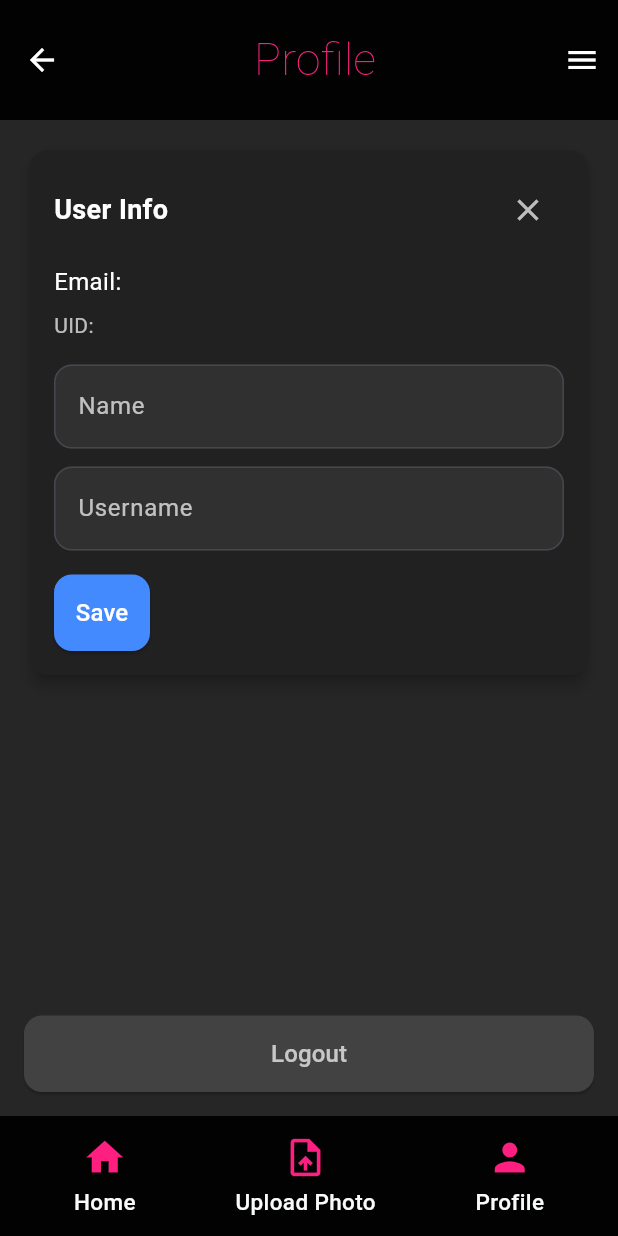
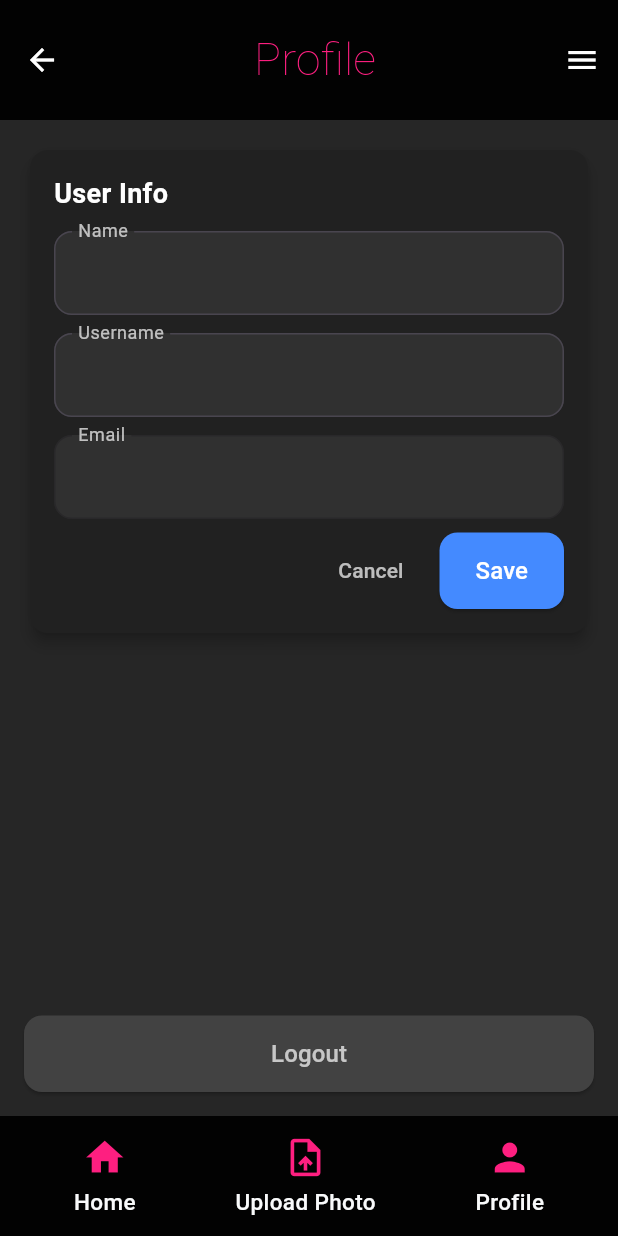
Before and after one commit to bruno1030/travelapp_frontend, a Flutter app: the ProfileScreen screen opened directly, item 3 of the bottom bar chosen, after a tap on the "edit" icon, on a phone screen of 412 x 824 dp. Run offline on Flutter 3.47's test engine with Material 3 defaults, Android fonts, the phone set to English and light mode, and no system bars; our stand-ins replace firebase_auth, firebase_core, geolocator, image_picker, shared_preferences; accounts and stored records are empty; generated files the repository leaves out were written again; network calls fail.

Commit message:
improve style in profile screen

```diff
--- a/lib/controllers/auth_controller.dart
+++ b/lib/controllers/auth_controller.dart
@@ -9,6 +9,9 @@ import 'package:travelapp_frontend/services/google_signin_service.dart';
 class AuthController with ChangeNotifier {
   final FirebaseAuth _auth = FirebaseAuth.instance;
   User? currentUser;
+
+  String? backendName;
+  String? backendUsername;
 
   bool get isLoggedIn => currentUser != null;
 
@@ -274,4 +277,15 @@ class AuthController with ChangeNotifier {
     }
   }
 
+  /// Novo método: busca do backend e atualiza os campos name e username
+  Future<void> fetchAndSetUserData() async {
+    final data = await getCurrentUserFromBackend();
+    if (data != null) {
+      backendName = data['name'] as String?;
+      backendUsername = data['username'] as String?;
+      debugPrint('Fetched user data: name=$backendName, username=$backendUsername');
+      notifyListeners();
+    }
+  }
+
 }
--- a/lib/screens/profile_screen.dart
+++ b/lib/screens/profile_screen.dart
@@ -16,25 +16,63 @@ class ProfileScreen extends StatefulWidget {
 class _ProfileScreenState extends State<ProfileScreen> {
   late TextEditingController _usernameController;
   late TextEditingController _nameController;
+  late TextEditingController _emailController;
   bool _isEditing = false;
+  bool _isLoading = true;
+
+  // Para restaurar valores originais se cancelar
+  String _originalName = "";
+  String _originalUsername = "";
 
   @override
   void initState() {
     super.initState();
     final auth = Provider.of<AuthController>(context, listen: false);
-    _usernameController = TextEditingController(
-      text: auth.currentUser?.displayName ?? "",
-    );
-    _nameController = TextEditingController(
-      text: auth.currentUser?.displayName ?? "",
-    );
+
+    _nameController = TextEditingController();
+    _usernameController = TextEditingController();
+    _emailController = TextEditingController();
+
+    WidgetsBinding.instance.addPostFrameCallback((_) async {
+      await auth.fetchAndSetUserData();
+      setState(() {
+        _nameController.text = auth.backendName ?? "";
+        _usernameController.text = auth.backendUsername ?? "";
+        _emailController.text = auth.currentUser?.email ?? "";
+        _originalName = _nameController.text;
+        _originalUsername = _usernameController.text;
+        _isLoading = false;
+      });
+    });
   }
 
   @override
   void dispose() {
     _usernameController.dispose();
     _nameController.dispose();
+    _emailController.dispose();
     super.dispose();
+  }
+
+  void _cancelEditing() {
+    setState(() {
+      _isEditing = false;
+      _nameController.text = _originalName;
+      _usernameController.text = _originalUsername;
+    });
+  }
+
+  void _saveEditing() {
+    setState(() {
+      _isEditing = false;
+      _originalName = _nameController.text;
+      _originalUsername = _usernameController.text;
+    });
+    ScaffoldMessenger.of(context).showSnackBar(
+      const SnackBar(
+        content: Text("Changes saved (mock only)"),
+      ),
+    );
   }
 
   @override
@@ -42,12 +80,9 @@ class _ProfileScreenState extends State<ProfileScreen> {
     final auth = Provider.of<AuthController>(context);
     final locale = Provider.of<LocaleController>(context).locale;
 
-    // Se o usuário não estiver logado, redireciona para a tela de login.
     if (!auth.isLoggedIn) {
       return const LoginScreen();
     }
-
-    final user = auth.currentUser;
 
     return Scaffold(
       appBar: CustomAppBar(
@@ -55,8 +90,10 @@ class _ProfileScreenState extends State<ProfileScreen> {
         locale: locale,
         title: "Profile",
       ),
-      bottomNavigationBar: CustomBottomBar(),
-      body: Container(
+      bottomNavigationBar: const CustomBottomBar(),
+      body: _isLoading
+          ? const Center(child: CircularProgressIndicator())
+          : Container(
               color: const Color(0xFF262626),
               padding: const EdgeInsets.all(16),
               child: Column(
@@ -68,7 +105,9 @@ class _ProfileScreenState extends State<ProfileScreen> {
                       borderRadius: BorderRadius.circular(12),
                     ),
                     elevation: 4,
-              child: Padding(
+                    child: Stack(
+                      children: [
+                        Padding(
                           padding: const EdgeInsets.all(16),
                           child: Column(
                             crossAxisAlignment: CrossAxisAlignment.start,
@@ -84,42 +123,28 @@ class _ProfileScreenState extends State<ProfileScreen> {
                                       fontWeight: FontWeight.bold,
                                     ),
                                   ),
+                                  if (!_isEditing)
                                     IconButton(
-                          icon: Icon(
-                            _isEditing ? Icons.close : Icons.edit,
+                                      icon: const Icon(
+                                        Icons.edit,
                                         color: Colors.white70,
                                       ),
                                       onPressed: () {
                                         setState(() {
-                              _isEditing = !_isEditing;
+                                          _isEditing = true;
                                         });
                                       },
                                     ),
                                 ],
                               ),
                               const SizedBox(height: 12),
-                    Text(
-                      'Email: ${user?.email ?? "N/A"}',
-                      style: const TextStyle(
-                        color: Colors.white,
-                        fontSize: 16,
-                      ),
-                    ),
-                    const SizedBox(height: 8),
-                    Text(
-                      'UID: ${user?.uid ?? "N/A"}',
-                      style: const TextStyle(
-                        color: Colors.white70,
-                        fontSize: 14,
-                      ),
-                    ),
-                    const SizedBox(height: 16),
                               TextField(
                                 controller: _nameController,
                                 enabled: _isEditing,
                                 style: const TextStyle(color: Colors.white),
                                 decoration: InputDecoration(
                                   labelText: "Name",
+                                  floatingLabelBehavior: FloatingLabelBehavior.always,
                                   labelStyle: const TextStyle(color: Colors.white70),
                                   filled: true,
                                   fillColor: Colors.grey[850],
@@ -135,6 +160,7 @@ class _ProfileScreenState extends State<ProfileScreen> {
                                 style: const TextStyle(color: Colors.white),
                                 decoration: InputDecoration(
                                   labelText: "Username",
+                                  floatingLabelBehavior: FloatingLabelBehavior.always,
                                   labelStyle: const TextStyle(color: Colors.white70),
                                   filled: true,
                                   fillColor: Colors.grey[850],
@@ -143,34 +169,63 @@ class _ProfileScreenState extends State<ProfileScreen> {
                                   ),
                                 ),
                               ),
-                    if (_isEditing) ...[
-                      const SizedBox(height: 16),
+                              const SizedBox(height: 12),
+                              TextField(
+                                controller: _emailController,
+                                enabled: false,
+                                style: const TextStyle(color: Colors.white70),
+                                decoration: InputDecoration(
+                                  labelText: "Email",
+                                  floatingLabelBehavior: FloatingLabelBehavior.always,
+                                  labelStyle: const TextStyle(color: Colors.white70),
+                                  filled: true,
+                                  fillColor: Colors.grey[850],
+                                  border: OutlineInputBorder(
+                                    borderRadius: BorderRadius.circular(12),
+                                  ),
+                                ),
+                              ),
+                              const SizedBox(height: 60), // espaço reservado para os botões
+                            ],
+                          ),
+                        ),
+                        // Botões fixos na parte inferior do card
+                        Positioned(
+                          bottom: 16,
+                          right: 16,
+                          child: Visibility(
+                            visible: _isEditing,
+                            child: Row(
+                              children: [
+                                TextButton(
+                                  onPressed: _cancelEditing,
+                                  child: const Text(
+                                    "Cancel",
+                                    style: TextStyle(color: Colors.white70),
+                                  ),
+                                ),
+                                const SizedBox(width: 12),
                                 ElevatedButton(
                                   style: ElevatedButton.styleFrom(
                                     backgroundColor: Colors.blueAccent,
-                          padding: const EdgeInsets.symmetric(vertical: 14),
+                                    padding: const EdgeInsets.symmetric(
+                                        vertical: 14, horizontal: 24),
                                     shape: RoundedRectangleBorder(
                                       borderRadius: BorderRadius.circular(12),
                                     ),
                                   ),
-                        onPressed: () {
-                          setState(() {
-                            _isEditing = false;
-                          });
-                          ScaffoldMessenger.of(context).showSnackBar(
-                            const SnackBar(
-                              content: Text("Changes saved (mock only)"),
-                            ),
-                          );
-                        },
+                                  onPressed: _saveEditing,
                                   child: const Text(
                                     'Save',
-                          style: TextStyle(fontSize: 16, color: Colors.white),
+                                    style: TextStyle(
+                                        fontSize: 16, color: Colors.white),
                                   ),
                                 ),
                               ],
+                            ),
+                          ),
+                        ),
                       ],
-                ),
                     ),
                   ),
                   const Spacer(),
```
Lines whose indentation alone changed are shown as unchanged.
